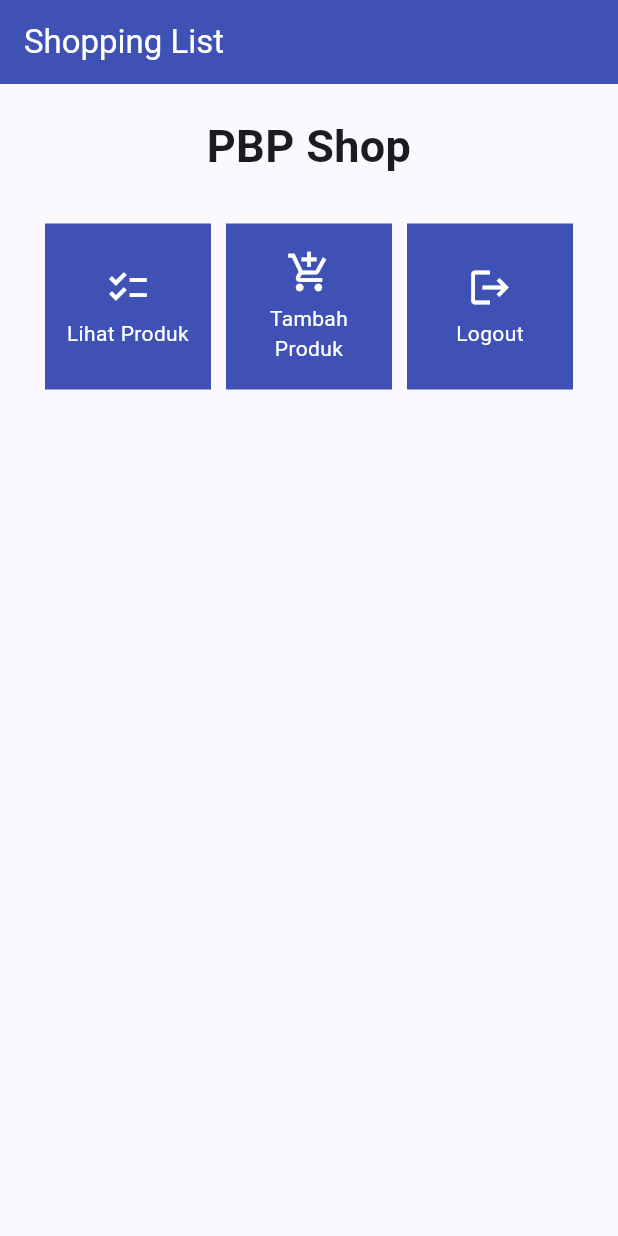
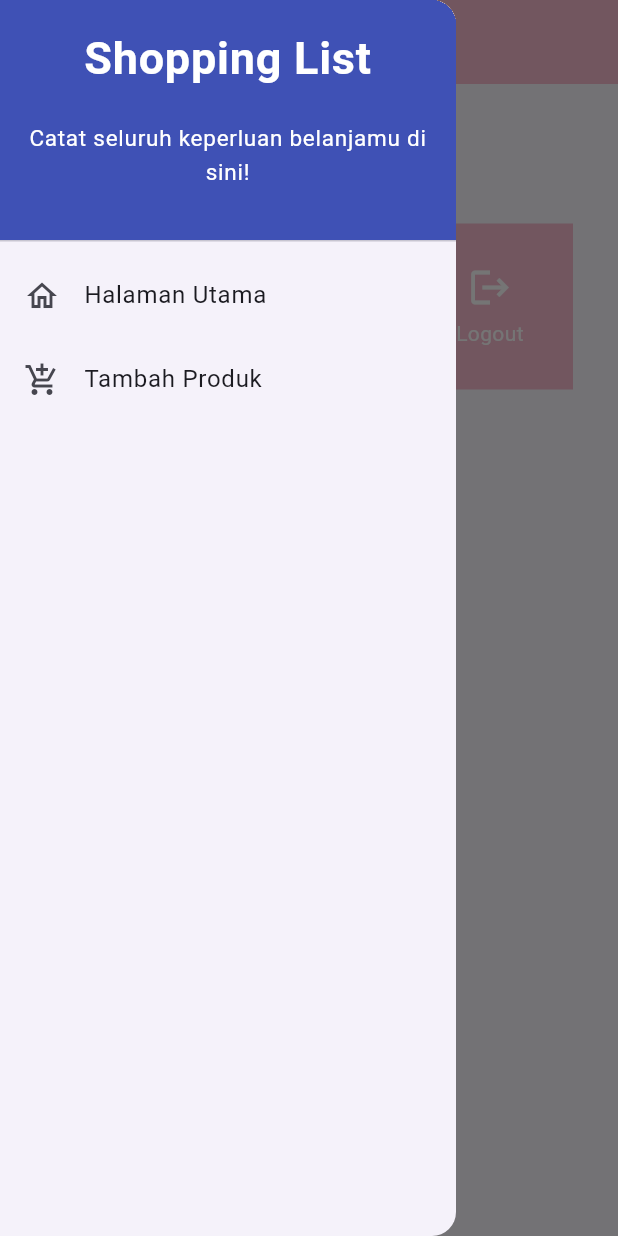
Before and after one commit to reikathr/shopping-list-mobile, a Flutter app: the screen it shows after launch, with the side drawer open (before the commit the screen has no drawer), on a phone screen of 412 x 824 dp. Run offline on Flutter 3.47's test engine with Material 2 defaults, Android fonts, the phone set to English and light mode, and no system bars.

Commit message:
finished tutorial 7

```diff
--- a/lib/main.dart
+++ b/lib/main.dart
@@ -1,5 +1,5 @@
 import 'package:flutter/material.dart';
-import 'package:shopping_list/menu.dart';
+import 'package:shopping_list/screens/menu.dart';
 
 void main() {
   runApp(const MyApp());
--- a/lib/menu.dart
+++ b/lib/screens/menu.dart
@@ -1,4 +1,6 @@
 import 'package:flutter/material.dart';
+import 'package:shopping_list/widgets/left_drawer.dart';
+import 'package:shopping_list/widgets/shop_card.dart';
 
 class MyHomePage extends StatelessWidget {
     MyHomePage({Key? key}) : super(key: key);
@@ -17,10 +19,11 @@ class MyHomePage extends StatelessWidget {
           'Shopping List',
           style: TextStyle(
             color: Colors.white, // Set the text color to white
+            ),
           ),
-        ),
-        backgroundColor: Colors.indigo,
+        backgroundColor: Colors.pink[100],
       ),
+      drawer: const LeftDrawer(),
       body: SingleChildScrollView(
         // Widget wrapper yang dapat discroll
         child: Padding(
@@ -61,55 +64,3 @@ class MyHomePage extends StatelessWidget {
     );
     }
 }
-
-class ShopItem {
-  final String name;
-  final IconData icon;
-
-  ShopItem(this.name, this.icon);
-}
-
-class ShopCard extends StatelessWidget {
-  final ShopItem item;
-
-  const ShopCard(this.item, {super.key}); // Constructor
-
-  @override
-  Widget build(BuildContext context) {
-    return Material(
-      color: Colors.indigo,
-      child: InkWell(
-        // Area responsive terhadap sentuhan
-        onTap: () {
-          // Memunculkan SnackBar ketika diklik
-          ScaffoldMessenger.of(context)
-            ..hideCurrentSnackBar()
-            ..showSnackBar(SnackBar(
-                content: Text("Kamu telah menekan tombol ${item.name}!")));
-        },
-        child: Container(
-          // Container untuk menyimpan Icon dan Text
-          padding: const EdgeInsets.all(8),
-          child: Center(
-            child: Column(
-              mainAxisAlignment: MainAxisAlignment.center,
-              children: [
-                Icon(
-                  item.icon,
-                  color: Colors.white,
-                  size: 30.0,
-                ),
-                const Padding(padding: EdgeInsets.all(3)),
-                Text(
-                  item.name,
-                  textAlign: TextAlign.center,
-                  style: const TextStyle(color: Colors.white),
-                ),
-              ],
-            ),
-          ),
-        ),
-      ),
-    );
-  }
-}
--- /dev/null
+++ b/lib/widgets/left_drawer.dart
@@ -0,0 +1,65 @@
+import 'package:flutter/material.dart';
+import 'package:shopping_list/screens/menu.dart';
+import 'package:shopping_list/screens/shoplist_form.dart';
+
+class LeftDrawer extends StatelessWidget {
+  const LeftDrawer({super.key});
+
+  @override
+  Widget build(BuildContext context) {
+    return Drawer(
+      child: ListView(
+        children: [
+          const DrawerHeader(
+            decoration: BoxDecoration(
+              color: Colors.indigo,
+            ),
+            child: Column(
+              children: [
+                Text(
+                  'Shopping List',
+                  textAlign: TextAlign.center,
+                  style: TextStyle(
+                    fontSize: 30,
+                    fontWeight: FontWeight.bold,
+                    color: Colors.white,
+                  ),
+                ),
+                Padding(padding: EdgeInsets.all(10)),
+                Text("Catat seluruh keperluan belanjamu di sini!",
+                  textAlign: TextAlign.center,
+                  style: TextStyle(
+                    fontSize: 15,
+                    fontWeight: FontWeight.normal,
+                    color: Colors.white, // Set the text color to white
+                  ),
+                ),
+              ],
+            ),
+          ),
+            ListTile(
+              leading: const Icon(Icons.home_outlined),
+              title: const Text('Halaman Utama'),
+              // Bagian redirection ke MyHomePage
+              onTap: () {
+                Navigator.pushReplacement(
+                    context,
+                    MaterialPageRoute(
+                      builder: (context) => MyHomePage(),
+                    ));
+              },
+            ),
+            ListTile(
+              leading: const Icon(Icons.add_shopping_cart),
+              title: const Text('Tambah Produk'),
+              // Bagian redirection ke ShopFormPage
+              onTap: () {
+                Navigator.push(context,
+                  MaterialPageRoute(builder: (context) => const ShopFormPage()));
+              },
+            ),
+        ],
+      ),
+    );
+  }
+}
--- /dev/null
+++ b/lib/widgets/shop_card.dart
@@ -0,0 +1,58 @@
+import 'package:flutter/material.dart';
+import 'package:shopping_list/screens/shoplist_form.dart';
+
+class ShopItem {
+  final String name;
+  final IconData icon;
+
+  ShopItem(this.name, this.icon);
+}
+
+class ShopCard extends StatelessWidget {
+  final ShopItem item;
+
+  const ShopCard(this.item, {super.key}); // Constructor
+
+  @override
+  Widget build(BuildContext context) {
+    return Material(
+      color: Colors.pink[100],
+      child: InkWell(
+        // Area responsive terhadap sentuhan
+        onTap: () {
+          // Memunculkan SnackBar ketika diklik
+          ScaffoldMessenger.of(context)
+            ..hideCurrentSnackBar()
+            ..showSnackBar(SnackBar(
+                content: Text("Kamu telah menekan tombol ${item.name}!")));
+          if (item.name == "Tambah Produk") {
+            Navigator.push(context,
+              MaterialPageRoute(builder: (context) => const ShopFormPage()));
+          }
+        },
+        child: Container(
+          // Container untuk menyimpan Icon dan Text
+          padding: const EdgeInsets.all(8),
+          child: Center(
+            child: Column(
+              mainAxisAlignment: MainAxisAlignment.center,
+              children: [
+                Icon(
+                  item.icon,
+                  color: Colors.white,
+                  size: 30.0,
+                ),
+                const Padding(padding: EdgeInsets.all(3)),
+                Text(
+                  item.name,
+                  textAlign: TextAlign.center,
+                  style: const TextStyle(color: Colors.white),
+                ),
+              ],
+            ),
+          ),
+        ),
+      ),
+    );
+  }
+}
--- a/pubspec.yaml
+++ b/pubspec.yaml
@@ -35,6 +35,7 @@ dependencies:
   # The following adds the Cupertino Icons font to your application.
   # Use with the CupertinoIcons class for iOS style icons.
   cupertino_icons: ^1.0.2
+  google_fonts: ^6.1.0
 
 dev_dependencies:
   flutter_test:
```
Also changed, not shown: lib/screens/shoplist_form.dart (added, +161 -0 lines), pubspec.lock, 1 other file.
